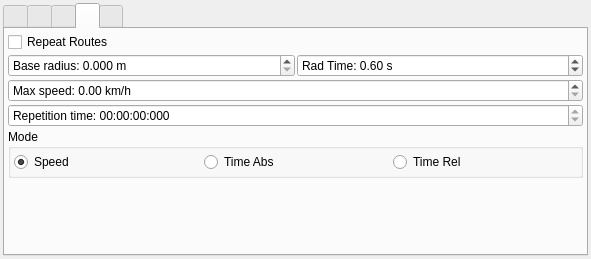
This is Linux/RControlStation/confcommonwidget.ui in vedderb/rise_sdvp as Qt 5 draws it before an edit. The edited form follows.
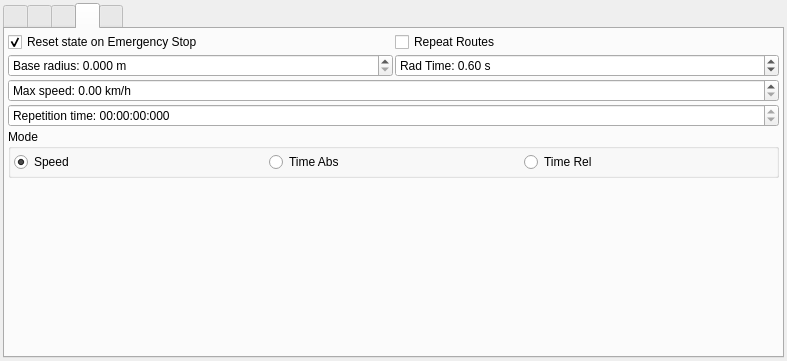
This is the edited form. The open tabs and pages were chosen to show the change. Icons and pictures are not drawn.

Commit message:
autopilot (RC_Controller, Car_Client, RControlStation): always start route from beginning, extended control interface to (re)start/pause/stop autopilot
RC_Controller/autopilot: make sure attributes are ignored until route is followed

Diff of the .ui file:
```diff
--- a/Linux/RControlStation/confcommonwidget.ui
+++ b/Linux/RControlStation/confcommonwidget.ui
@@ -6,8 +6,8 @@
    <rect>
     <x>0</x>
     <y>0</y>
-    <width>591</width>
-    <height>259</height>
+    <width>787</width>
+    <height>361</height>
    </rect>
   </property>
   <property name="windowTitle">
@@ -693,6 +693,16 @@
        </property>
        <item>
         <layout class="QHBoxLayout" name="horizontalLayout_14">
+         <item>
+          <widget class="QCheckBox" name="confApResetOnEmergencyStopBox">
+           <property name="text">
+            <string>Reset state on Emergency Stop</string>
+           </property>
+           <property name="checked">
+            <bool>true</bool>
+           </property>
+          </widget>
+         </item>
          <item>
           <widget class="QCheckBox" name="confApRepeatBox">
            <property name="text">
```
The commit also changes 20 other files.
